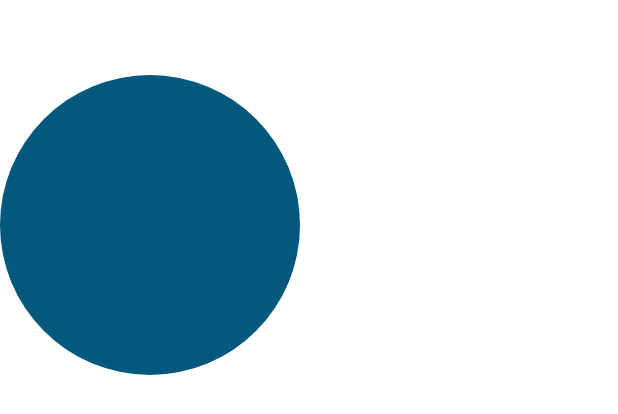
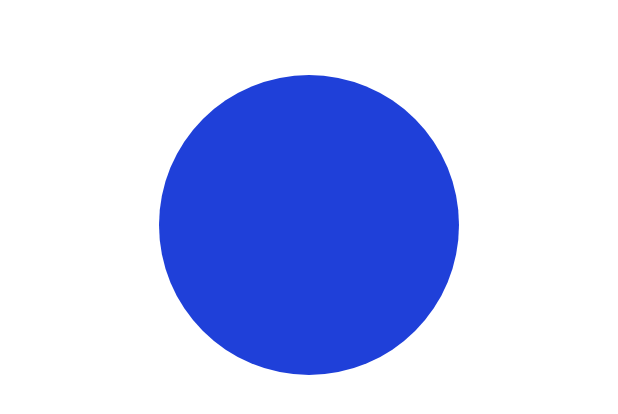
Before and after one commit to Kami-Software/Sun-Android, an Android app built with Jetpack Compose: the @Preview function ColorCardPreview, on a phone screen of 412 x 824 dp. Shown: the top 414 px of the screen. Run offline under Robolectric (Android 15) with nearby library versions, the phone set to English and light mode, and no system bars.

Commit message:
Edit Horizontal Pager

```diff
--- a/app/src/main/java/com/example/sun_android/sun/presentation/components/ColorCard.kt
+++ b/app/src/main/java/com/example/sun_android/sun/presentation/components/ColorCard.kt
@@ -11,19 +11,24 @@ import androidx.compose.foundation.layout.size
 import androidx.compose.foundation.pager.HorizontalPager
 import androidx.compose.foundation.pager.rememberPagerState
 import androidx.compose.foundation.shape.CircleShape
+import androidx.compose.material3.Card
+import androidx.compose.material3.CardDefaults
 import androidx.compose.runtime.Composable
 import androidx.compose.runtime.remember
 import androidx.compose.ui.Alignment
 import androidx.compose.ui.Modifier
 import androidx.compose.ui.graphics.Color
+import androidx.compose.ui.graphics.graphicsLayer
 import androidx.compose.ui.tooling.preview.Preview
 import androidx.compose.ui.unit.dp
+import androidx.compose.ui.unit.lerp
+import androidx.compose.ui.util.lerp
 import kotlin.random.Random
 
 @Composable
 
-fun ColorCard(){
-    val pagerState = rememberPagerState(pageCount = { 7 } )
+fun ColorCard() {
+    val pagerState = rememberPagerState(initialPage = 3, pageCount = { 7 })
 
     // Generate 7 random colors and remember them
     val colors = remember {
@@ -37,22 +42,47 @@ fun ColorCard(){
         }
     }
 
-    Column(
-        verticalArrangement = Arrangement.Center,
-        horizontalAlignment = Alignment.CenterHorizontally,
-        modifier = Modifier.height(300.dp)
+    Box(
+        modifier = Modifier.height(300.dp), // Tüm ekranı kaplar
+        contentAlignment = Alignment.Center // İçeriği ortalar
     ) {
         HorizontalPager(
-            beyondViewportPageCount = colors.size,
             state = pagerState,
             modifier = Modifier.fillMaxWidth()
         ) { page ->
             // Each page content
             Box(
                 modifier = Modifier
-                    .size(200.dp) // Set the size of the circle
-                    .background(color = colors[page], shape = CircleShape)
-            )
+                    .fillMaxWidth(), // Sayfaları genişlik boyunca hizalar
+                contentAlignment = Alignment.Center
+            ) {
+                Card(
+                    shape = CircleShape,
+                    colors = CardDefaults.cardColors(containerColor = colors[page]),
+                    modifier = Modifier
+                        .size(200.dp)
+                        .align(Alignment.Center)
+                        .graphicsLayer {
+                            val pageOffset =
+                                (pagerState.currentPage - page) + pagerState.currentPageOffsetFraction
+                            lerp(
+                                start = 0.85f,
+                                stop = 1f,
+                                fraction = 1f - pageOffset.coerceIn(0f, 1f)
+                            ).also { scale ->
+                                scaleX = scale
+                                scaleY = scale
+                            }
+                            alpha = lerp(
+                                start = 0.5f,
+                                stop = 1f,
+                                fraction = 1f - pageOffset.coerceIn(0f, 1f)
+                            )
+                        }
+                ) {
+
+                }
+            }
         }
     }
 }
```
